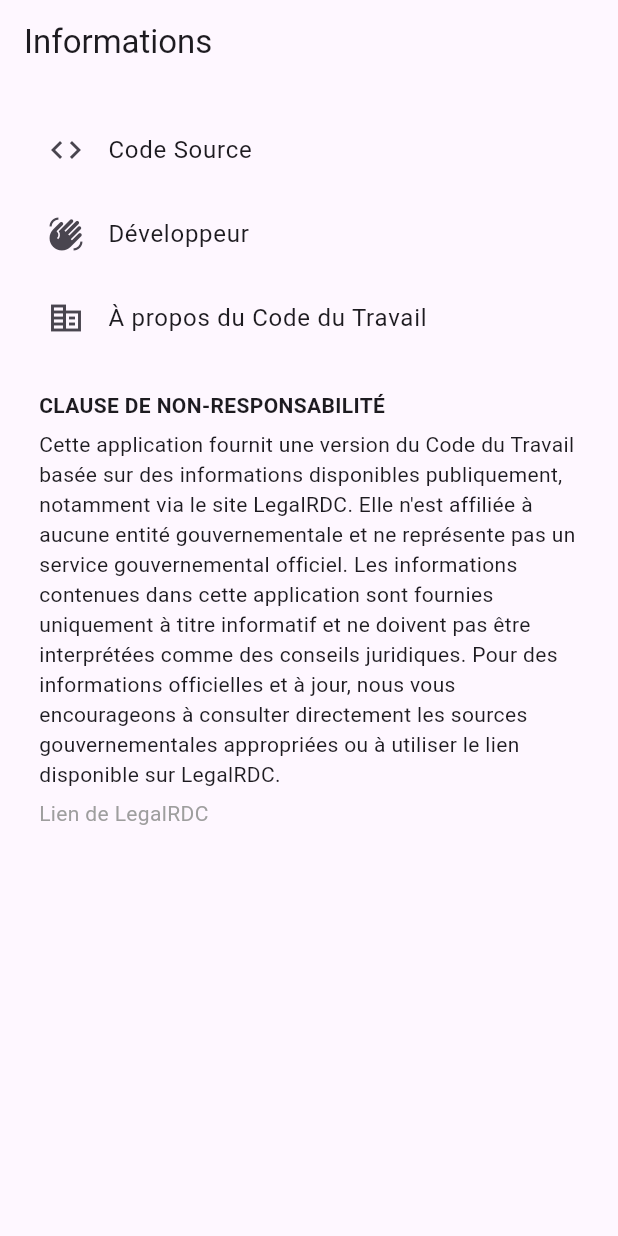
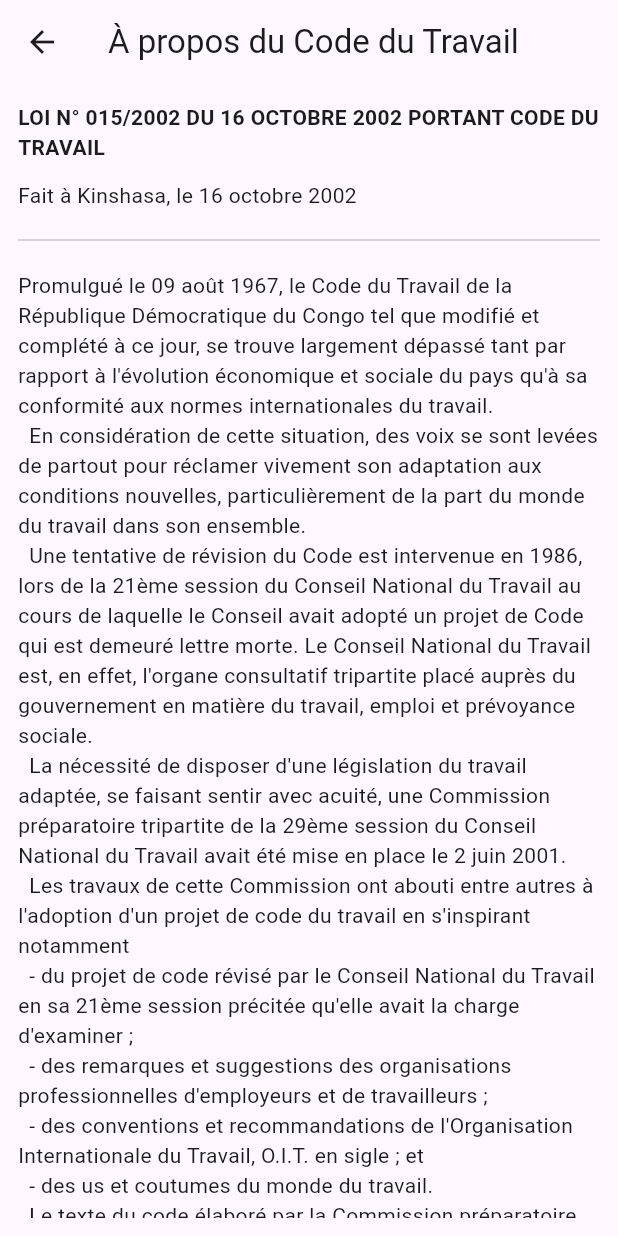
Before and after one commit to oseeshogun/work_code, a Flutter app: the InfoScreen screen opened by its route, after a tap on "À propos du Code du Travail", on a phone screen of 412 x 824 dp. Run offline on Flutter 3.47's test engine with Material 3 defaults, Android fonts, the phone set to English and light mode, and no system bars; drawn by our look-alikes of upgrader; our stand-ins replace adaptive_dialog, dio, drift, flutter_hooks, flutter_svg, flutter_tts and 9 more; missing offline and left inert: sqlite3; accounts and stored records are empty; generated files the repository leaves out were written again.

Commit message:
feat: add About Work Code screen and update routing paths

```diff
--- a/lib/core/router/routes.dart
+++ b/lib/core/router/routes.dart
@@ -1,3 +1,4 @@
+import 'package:codedutravail/presentation/home/screens/about_work_code.dart';
 import 'package:codedutravail/presentation/home/screens/article_screen.dart';
 import 'package:codedutravail/presentation/home/screens/home_screen.dart';
 import 'package:codedutravail/presentation/home/screens/info_screen.dart';
@@ -22,8 +23,14 @@ class ArticleRoute extends GoRouteData {
   Widget build(BuildContext context, GoRouterState state) => ArticleScreen(number: number);
 }
 
-@TypedGoRoute<InfoRoute>(path: '/about')
+@TypedGoRoute<InfoRoute>(path: '/info')
 class InfoRoute extends GoRouteData {
   @override
   Widget build(BuildContext context, GoRouterState state) => const InfoScreen();
 }
+
+@TypedGoRoute<AboutRoute>(path: '/about')
+class AboutRoute extends GoRouteData {
+  @override
+  Widget build(BuildContext context, GoRouterState state) => const AboutWorkCode();
+}
--- a/lib/presentation/home/screens/about_work_code.dart
+++ b/lib/presentation/home/screens/about_work_code.dart
@@ -0,0 +1,63 @@
+import 'package:flutter/material.dart';
+import 'package:hooks_riverpod/hooks_riverpod.dart';
+
+class AboutWorkCode extends HookConsumerWidget {
+  const AboutWorkCode({super.key});
+
+  @override
+  Widget build(BuildContext context, WidgetRef ref) {
+    return Scaffold(
+      appBar: AppBar(
+        title: const Text('À propos du Code du Travail'),
+        leading: IconButton(icon: const Icon(Icons.arrow_back), onPressed: () => Navigator.of(context).pop()),
+      ),
+      body: Padding(
+        padding: const EdgeInsets.all(12.0),
+        child: ListView(
+          children: [
+            const Text(
+              'LOI N° 015/2002 DU 16 OCTOBRE 2002 PORTANT CODE DU TRAVAIL',
+              style: TextStyle(fontWeight: FontWeight.bold),
+            ),
+            const SizedBox(height: 12),
+            const Text('Fait à Kinshasa, le 16 octobre 2002'),
+            const SizedBox(height: 12),
+            const Divider(),
+            const SizedBox(height: 12),
+            const Text(
+              'Promulgué le 09 août 1967, le Code du Travail de la République Démocratique du Congo tel que modifié et complété à ce jour, se trouve largement dépassé tant par rapport à l\'évolution économique et sociale du pays qu\'à sa conformité aux normes internationales du travail.\n'
+              '  En considération de cette situation, des voix se sont levées de partout pour réclamer vivement son adaptation aux conditions nouvelles, particulièrement de la part du monde du travail dans son ensemble.\n'
+              '  Une tentative de révision du Code est intervenue en 1986, lors de la 21ème session du Conseil National du Travail au cours de laquelle le Conseil avait adopté un projet de Code qui est demeuré lettre morte. Le Conseil National du Travail est, en effet, l\'organe consultatif tripartite placé auprès du gouvernement en matière du travail, emploi et prévoyance sociale.\n'
+              '  La nécessité de disposer d\'une législation du travail adaptée, se faisant sentir avec acuité, une Commission préparatoire tripartite de la 29ème session du Conseil National du Travail avait été mise en place le 2 juin 2001.\n'
+              '  Les travaux de cette Commission ont abouti entre autres à l\'adoption d\'un projet de code du travail en s\'inspirant notamment\n'
+              '  - du projet de code révisé par le Conseil National du Travail en sa 21ème session précitée qu\'elle avait la charge d\'examiner ;\n'
+              '  - des remarques et suggestions des organisations professionnelles d\'employeurs et de travailleurs ;\n'
+              '  - des conventions et recommandations de l\'Organisation Internationale du Travail, O.I.T. en sigle ; et\n'
+              '  - des us et coutumes du monde du travail.\n'
+              '  Le texte du code élaboré par la Commission préparatoire avait été soumis au Conseil National du Travail en sa 29ème session tenue du 15 janvier au 12 février 2002.\n'
+              '  Au cours de cette session, le Conseil National du Travail avait apporté des modifications et aménagements à certaines dispositions du Code du Travail.\n'
+              '  \n'
+              '  Parmi les innovations les plus importantes, il y a lieu de citer les dispositions ci-après :\n'
+              '  - l\'élargissement du champ d\'application du Code du Travail aux petites et moyennes entreprises et petites et moyennes industries du secteur informel ainsi qu\'aux organisations sociales, culturelles, communautaires, philanthropiques utilisant des travailleurs salariés ;\n'
+              '  - l\'interdiction des pires formes de travail des enfants et l\'action immédiate de leur élimination ;\n'
+              '  - le relèvement de l\'âge d\'admission à l\'emploi qui est porté de 14 à 16 ans ; étant, toutefois, entendu qu\'une personne âgée de 15 ans ne peut être engagée ou maintenue en service que moyennant dérogation expresse de l\'Inspecteur du Travail et de l\'autorité parentale ou tutélaire ;\n'
+              '  - le renforcement des mesures anti-discriminatoires à l\'égard des femmes et des personnes avec handicap ;\n'
+              '  - l\'institution de l\'Office National de l\'Emploi avec un patrimoine propre, en remplacement du Service National de l\'Emploi qui n\'a pas donné satisfaction ;\n'
+              '  - la réhabilitation des Tribunaux du Travail ;\n'
+              '  - le renforcement des capacités institutionnelles en matière de formation et de\n'
+              '  perfectionnement professionnels par la participation des organisations\n'
+              '  professionnelles d\'employeurs et de travailleurs ;\n'
+              '  - la mise en place des structures appropriées en matière de santé et de sécurité au\n'
+              '  travail afin d\'assurer une protection optimale du travailleur contre les nuisances ;\n'
+              '  - le renforcement des mesures coercitives.\n'
+              '  Dans le souci d\'assurer la pleine application des dispositions du présent Code, le délai d\'un an est imparti pour la prise des mesures d\'exécution.\n'
+              '  En attendant leur entrée en vigueur, la loi dispose que les institutions et procédures existant en application de la législation et de la réglementation actuelles et non contraires aux dispositions dudit Code restent d\'application.\n'
+              '  Le présent Code du Travail mérite d\'être considéré comme un instrument capable d\'apporter la paix sociale grâce à l\'affermissement des relations professionnelles, au rétablissement des droits fondamentaux du travailleur et de l\'entrepreneur que sont le droit au travail et la liberté d\'entreprise.',
+            ),
+            const SizedBox(height: 12),
+          ],
+        ),
+      ),
+    );
+  }
+}
--- a/lib/presentation/home/screens/info_screen.dart
+++ b/lib/presentation/home/screens/info_screen.dart
@@ -1,6 +1,6 @@
+import 'package:codedutravail/core/router/routes.dart';
 import 'package:flutter/material.dart';
 import 'package:hooks_riverpod/hooks_riverpod.dart';
-import 'package:go_router/go_router.dart';
 import 'package:url_launcher/url_launcher_string.dart';
 
 class InfoScreen extends HookConsumerWidget {
@@ -37,9 +37,7 @@ class InfoScreen extends HookConsumerWidget {
             ListTile(
               title: const Text('À propos du Code du Travail'),
               leading: const Icon(Icons.corporate_fare),
-              onTap: () {
-                context.go('/about');
-              },
+              onTap: () => AboutRoute().push(context),
             ),
             const SizedBox(height: 10),
             Padding(
```
Also changed, not shown: lib/core/router/routes.g.dart.
